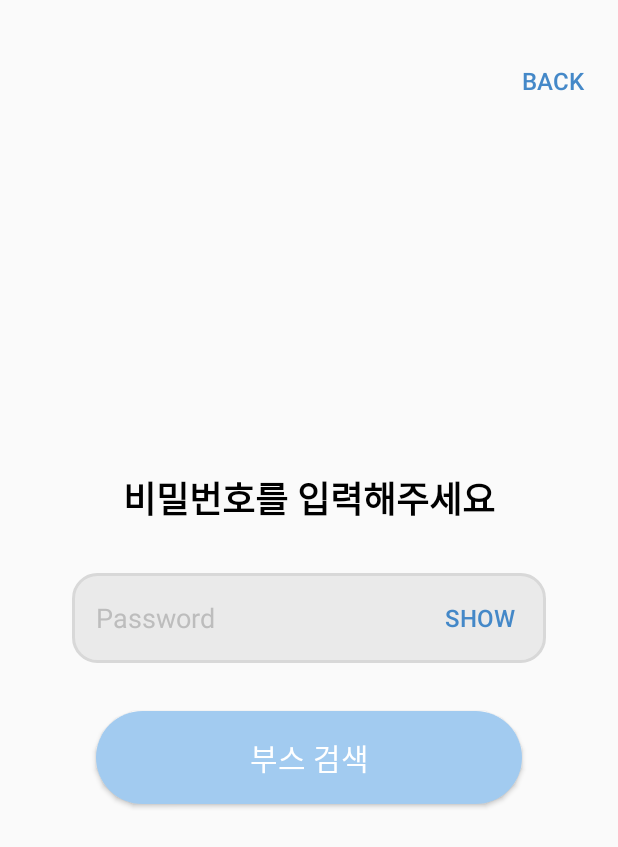
After one commit to BBTeamGo/BBTeamGo, an Android app: the ManagerBoothPasswordDialogActivity screen opened directly, with no data from a screen before it, on a phone screen of 412 x 824 dp. The commit adds this screen. Shown: the top 847 px of the screen. Run offline under Robolectric (Android 15) with nearby library versions, the phone set to English and light mode, and no system bars.

```diff
--- /dev/null
+++ b/app/src/main/java/com/example/bbteamgo/ManagerBoothPasswordDialogActivity.java
@@ -0,0 +1,14 @@
+package com.example.bbteamgo;
+
+import androidx.appcompat.app.AppCompatActivity;
+
+import android.os.Bundle;
+
+public class ManagerBoothPasswordDialogActivity extends AppCompatActivity {
+
+    @Override
+    protected void onCreate(Bundle savedInstanceState) {
+        super.onCreate(savedInstanceState);
+        setContentView(R.layout.activity_manager_booth_password_dialog);
+    }
+}
--- /dev/null
+++ b/app/src/main/res/layout/activity_manager_booth_password_dialog.xml
@@ -0,0 +1,69 @@
+<?xml version="1.0" encoding="utf-8"?>
+<androidx.constraintlayout.widget.ConstraintLayout xmlns:android="http://schemas.android.com/apk/res/android"
+    xmlns:app="http://schemas.android.com/apk/res-auto"
+    xmlns:tools="http://schemas.android.com/tools"
+    android:layout_width="match_parent"
+    android:layout_height="match_parent"
+    tools:context=".ManagerBoothPasswordDialogActivity">
+
+    <Button
+        android:id="@+id/back_button"
+        style="@style/TextButtonStyle"
+        android:layout_width="wrap_content"
+        android:layout_height="wrap_content"
+        android:layout_marginTop="30dp"
+        android:text="Back"
+        app:layout_constraintEnd_toEndOf="parent"
+        app:layout_constraintTop_toTopOf="parent" />
+
+    <TextView
+        android:id="@+id/title"
+        android:layout_width="wrap_content"
+        android:layout_height="wrap_content"
+        android:text="비밀번호를 입력해주세요"
+        android:textSize="24sp"
+        android:textStyle="bold"
+        android:textColor="@color/black"
+        android:textAlignment="center"
+        android:layout_marginBottom="32dp"
+        app:layout_constraintEnd_toEndOf="parent"
+        app:layout_constraintStart_toStartOf="parent"
+        app:layout_constraintBottom_toTopOf="@id/password_textbox" />
+
+    <EditText
+        android:id="@+id/password_textbox"
+        style="@style/EditViewStyle"
+        android:layout_width="match_parent"
+        android:layout_height="60dp"
+        android:layout_marginStart="48dp"
+        android:layout_marginEnd="48dp"
+        android:hint="Password"
+        app:layout_constraintTop_toTopOf="parent"
+        app:layout_constraintEnd_toEndOf="parent"
+        app:layout_constraintStart_toStartOf="parent"
+        app:layout_constraintBottom_toBottomOf="parent" />
+
+    <Button
+        android:id="@+id/show_password_button"
+        style="@style/TextButtonStyle"
+        android:layout_width="wrap_content"
+        android:layout_height="wrap_content"
+        android:text="Show"
+        app:layout_constraintEnd_toEndOf="@id/password_textbox"
+        app:layout_constraintTop_toTopOf="@id/password_textbox"
+        app:layout_constraintBottom_toBottomOf="@id/password_textbox"/>
+
+    <Button
+        android:id="@+id/confirm_button"
+        style="@style/ButtonStyle"
+        android:layout_width="match_parent"
+        android:layout_height="62dp"
+        android:layout_marginTop="32dp"
+        android:layout_marginStart="64dp"
+        android:layout_marginEnd="64dp"
+        android:text="부스 검색"
+        app:layout_constraintTop_toBottomOf="@id/password_textbox"
+        app:layout_constraintStart_toStartOf="parent"
+        app:layout_constraintEnd_toEndOf="parent" />
+
+</androidx.constraintlayout.widget.ConstraintLayout>
--- a/app/src/main/res/values/colors.xml
+++ b/app/src/main/res/values/colors.xml
@@ -2,6 +2,7 @@
 <resources>
     <color name="black">#FF000000</color>
     <color name="white">#FFFFFFFF</color>
+    <color name="dark_white">#FFFBFBFB</color>
     <color name="grey">#FFEAEAEA</color>
     <color name="deep_grey">#FFD8D8D8</color>
     <color name="dark_grey">#FFBDBDBD</color>
```
Also changed, not shown: app/src/main/AndroidManifest.xml (+9 -0 lines), app/src/main/java/com/example/bbteamgo/ManagerStartActivity.java (added, +14 -0 lines), app/src/main/java/com/example/bbteamgo/ManagerTableActivity.java (added, +14 -0 lines), app/src/main/res/drawable/navigationbar.xml (added, +22 -0 lines), app/src/main/res/layout/activity_manager_start.xml (added, +61 -0 lines), app/src/main/res/layout/activity_manager_table.xml (added, +126 -0 lines).
